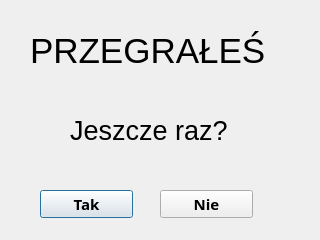
Old version of the form resultwindow.ui in the repository pkwasek08/Tic-Tac-Toe.
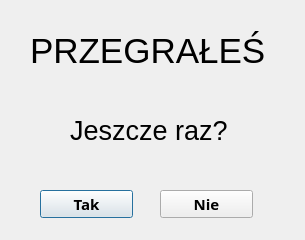
New version of the form.

```diff
--- a/resultwindow.ui
+++ b/resultwindow.ui
@@ -6,7 +6,7 @@
    <rect>
     <x>0</x>
     <y>0</y>
-    <width>320</width>
+    <width>305</width>
     <height>240</height>
    </rect>
   </property>
```
